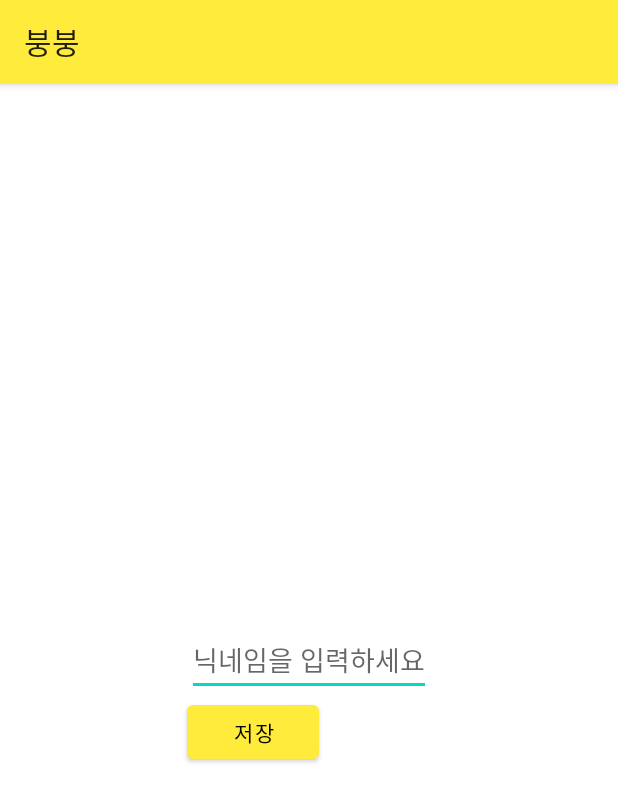
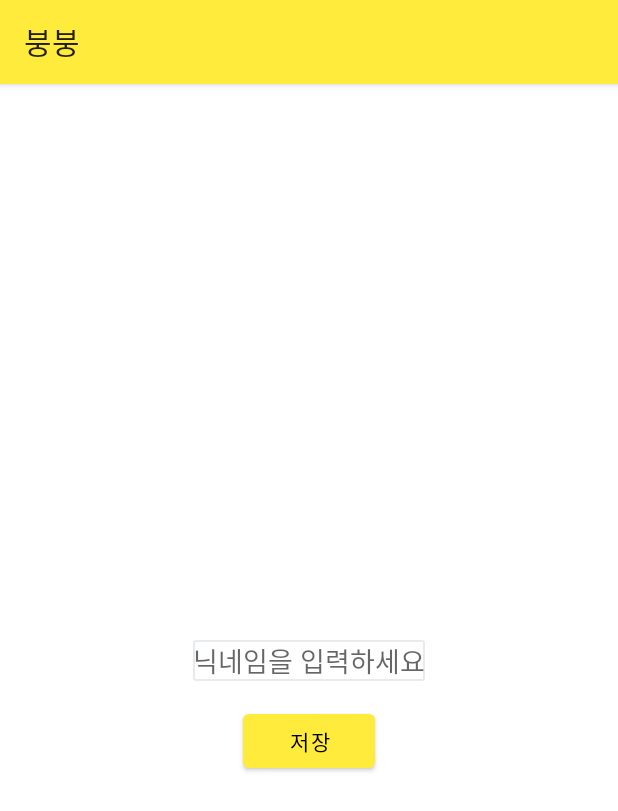
Before and after one commit to Zea7/BungBread, an Android app: the NickNameActivity screen opened directly, with no data from a screen before it, on a phone screen of 412 x 824 dp. Shown: the top 811 px of the screen. Run offline under Robolectric (Android 15) with nearby library versions, the phone set to English and light mode, and no system bars; 1 statement that could not run was skipped.

Commit message:
layout fix

```diff
--- a/app/src/main/java/com/example/bungeoppang/MainFragment.kt
+++ b/app/src/main/java/com/example/bungeoppang/MainFragment.kt
@@ -115,7 +115,8 @@ class MainFragment : Fragment(){
             temp.put("menus", json.menus)
             array.add(temp)
             val marker = MapPOIItem()
-            marker.selectedMarkerType = MapPOIItem.MarkerType.YellowPin
+            marker.markerType = MapPOIItem.MarkerType.YellowPin
+            marker.selectedMarkerType = MapPOIItem.MarkerType.BluePin
             marker.mapPoint = MapPoint.mapPointWithGeoCoord(temp.getDouble("latitude"), temp.getDouble("longitude"))
             marker.itemName = temp.getString("storeName")
             map.addPOIItem(marker)
--- /dev/null
+++ b/app/src/main/res/drawable/et_background.xml
@@ -0,0 +1,8 @@
+<?xml version="1.0" encoding="utf-8"?>
+<shape
+    xmlns:android="http://schemas.android.com/apk/res/android"
+    android:shape="rectangle">
+    <corners android:radius="1dp" />
+    <solid android:color="#ffffff" />
+    <stroke android:width="1dp" android:color="#e8ebed" />
+</shape>
--- a/app/src/main/res/layout/activity_nick_name.xml
+++ b/app/src/main/res/layout/activity_nick_name.xml
@@ -7,6 +7,7 @@
     tools:context=".login.NickNameActivity">
 
     <EditText
+        android:background="@drawable/et_background"
         android:id="@+id/enter_nickname"
         android:layout_width="wrap_content"
         android:layout_height="wrap_content"
@@ -20,8 +21,11 @@
         android:id="@+id/nickname_save"
         android:layout_width="wrap_content"
         android:layout_height="wrap_content"
-        app:layout_constraintTop_toBottomOf="@id/enter_nickname"
+        android:layout_marginTop="16dp"
+        android:text="저장"
+        app:layout_constraintEnd_toEndOf="@+id/enter_nickname"
         app:layout_constraintLeft_toLeftOf="@id/enter_nickname"
-        android:text="저장"/>
+        app:layout_constraintStart_toStartOf="@+id/enter_nickname"
+        app:layout_constraintTop_toBottomOf="@id/enter_nickname" />
 
 </androidx.constraintlayout.widget.ConstraintLayout>
```
Also changed, not shown: app/src/main/res/layout/activity_additional_info.xml (+4 -4 lines).
